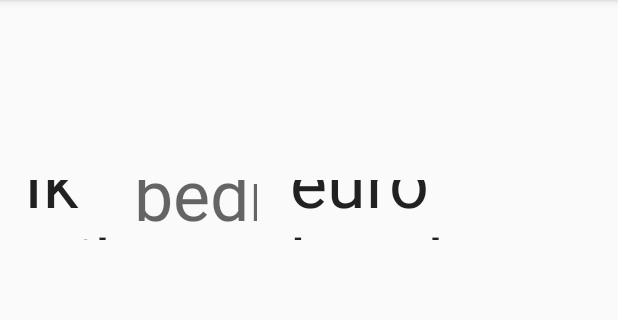
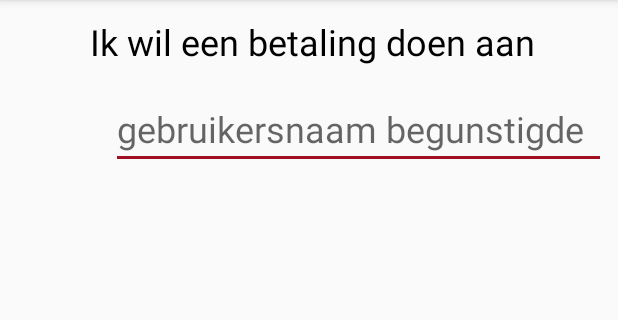
Before and after one commit to dragonq1/NetPay, an Android app: the BetalingManueel screen opened directly, with no data from a screen before it, on a phone screen of 412 x 824 dp, the part 84-404 px from its top. Run offline under Robolectric (Android 15) with nearby library versions, the phone set to English and light mode, and no system bars.

Commit message:
-Start gemaakt aan scherm maneel betalen

```diff
--- a/app/src/main/res/layout/activity_betalen.xml
+++ b/app/src/main/res/layout/activity_betalen.xml
@@ -11,7 +11,7 @@
         android:layout_width="136dp"
         android:layout_height="100dp"
         android:layout_marginBottom="8dp"
-        android:layout_marginLeft="56dp"
+        android:layout_marginLeft="32dp"
         android:layout_marginTop="8dp"
         android:text="QR-code Scannen"
         app:layout_constraintBottom_toBottomOf="parent"
@@ -24,7 +24,7 @@
         android:layout_width="136dp"
         android:layout_height="100dp"
         android:layout_marginBottom="8dp"
-        android:layout_marginRight="56dp"
+        android:layout_marginRight="33dp"
         android:layout_marginTop="8dp"
         android:text="Manueel betalen"
         app:layout_constraintBottom_toBottomOf="parent"
--- a/app/src/main/res/layout/activity_betaling_manueel.xml
+++ b/app/src/main/res/layout/activity_betaling_manueel.xml
@@ -6,63 +6,57 @@
     android:layout_height="match_parent"
     tools:context="com.example.quinten.netpay.BetalingManueel">
 
-    <EditText
-        android:id="@+id/txtBedrag"
-        android:layout_width="82dp"
-        android:layout_height="40dp"
-        android:layout_marginTop="120dp"
-        android:layout_weight="1"
-        android:background="@android:color/transparent"
-        android:ems="10"
-        android:hint="bedrag"
-        android:inputType="numberDecimal"
-        android:textColor="#07bc40"
-        android:textSize="70px"
-        app:layout_constraintTop_toTopOf="parent"
-        tools:ignore="HardcodedText,PxUsage,RtlHardcoded"
-        app:layout_constraintLeft_toRightOf="@+id/txt1"
-        android:layout_marginLeft="8dp" />
-
-    <EditText
-        android:id="@+id/txt2"
-        android:layout_width="175dp"
-        android:layout_height="40dp"
-        android:layout_marginLeft="0dp"
+    <RelativeLayout
+        android:layout_width="344dp"
+        android:layout_height="495dp"
+        android:layout_marginBottom="8dp"
+        android:layout_marginLeft="8dp"
         android:layout_marginRight="8dp"
-        android:layout_marginStart="16dp"
-        android:layout_marginTop="120dp"
-        android:layout_weight="0.13"
-        android:background="@android:color/transparent"
-        android:ems="10"
-        android:focusable="false"
-        android:inputType="none"
-        android:text="euro betalen aan:"
-        android:textSize="70px"
-        app:layout_constraintHorizontal_bias="0.152"
-        app:layout_constraintLeft_toRightOf="@+id/txtBedrag"
+        android:layout_marginTop="8dp"
+        app:layout_constraintBottom_toBottomOf="parent"
+        app:layout_constraintHorizontal_bias="1.0"
+        app:layout_constraintLeft_toLeftOf="parent"
         app:layout_constraintRight_toRightOf="parent"
         app:layout_constraintTop_toTopOf="parent"
-        tools:ignore="HardcodedText,PxUsage,RtlHardcoded" />
+        app:layout_constraintVertical_bias="0.0">
 
-    <EditText
-        android:id="@+id/txt1"
-        android:layout_width="65dp"
-        android:layout_height="40dp"
-        android:layout_marginBottom="8dp"
-        android:layout_marginLeft="25dp"
-        android:layout_marginStart="16dp"
-        android:layout_marginTop="120dp"
-        android:layout_weight="0.13"
-        android:background="@android:color/transparent"
-        android:ems="10"
-        android:focusable="false"
-        android:inputType="none"
-        android:text="Ik wil "
-        android:textSize="70px"
-        app:layout_constraintBottom_toBottomOf="parent"
-        app:layout_constraintLeft_toLeftOf="parent"
-        app:layout_constraintTop_toTopOf="parent"
-        app:layout_constraintVertical_bias="0.0"
-        tools:ignore="HardcodedText,PxUsage" />
+        <EditText
+            android:id="@+id/txtiBegunstigde"
+            android:layout_width="500dp"
+            android:layout_height="40dp"
+            android:layout_alignParentLeft="true"
+            android:layout_alignParentStart="true"
+            android:layout_alignParentTop="true"
+            android:background="@null"
+            android:ems="10"
+            android:inputType="textPersonName"
+            android:text="Ik wil een betaling doen aan"
+            android:textSize="24sp"
+            android:enabled="false"
+            android:textColor="#000"
+            tools:layout_editor_absoluteX="0dp"
+            tools:layout_editor_absoluteY="0dp"
+            tools:ignore="HardcodedText" />
+
+        <EditText
+            android:id="@+id/txtBegunstigde"
+            android:layout_width="500dp"
+            android:layout_height="wrap_content"
+            android:layout_alignParentLeft="true"
+            android:layout_alignParentStart="true"
+            android:layout_below="@+id/txtiBegunstigde"
+            android:layout_marginLeft="14dp"
+            android:layout_marginStart="14dp"
+            android:layout_marginTop="11dp"
+            android:ems="10"
+            android:hint="gebruikersnaam begunstigde"
+            android:inputType="textPersonName"
+            android:textSize="24sp"
+            android:textColor="@color/colorPrimaryDark"
+            tools:ignore="HardcodedText"
+            tools:layout_editor_absoluteX="0dp"
+            tools:layout_editor_absoluteY="0dp" />
+
+    </RelativeLayout>
 
 </android.support.constraint.ConstraintLayout>
```
Also changed, not shown: 30 other files.
